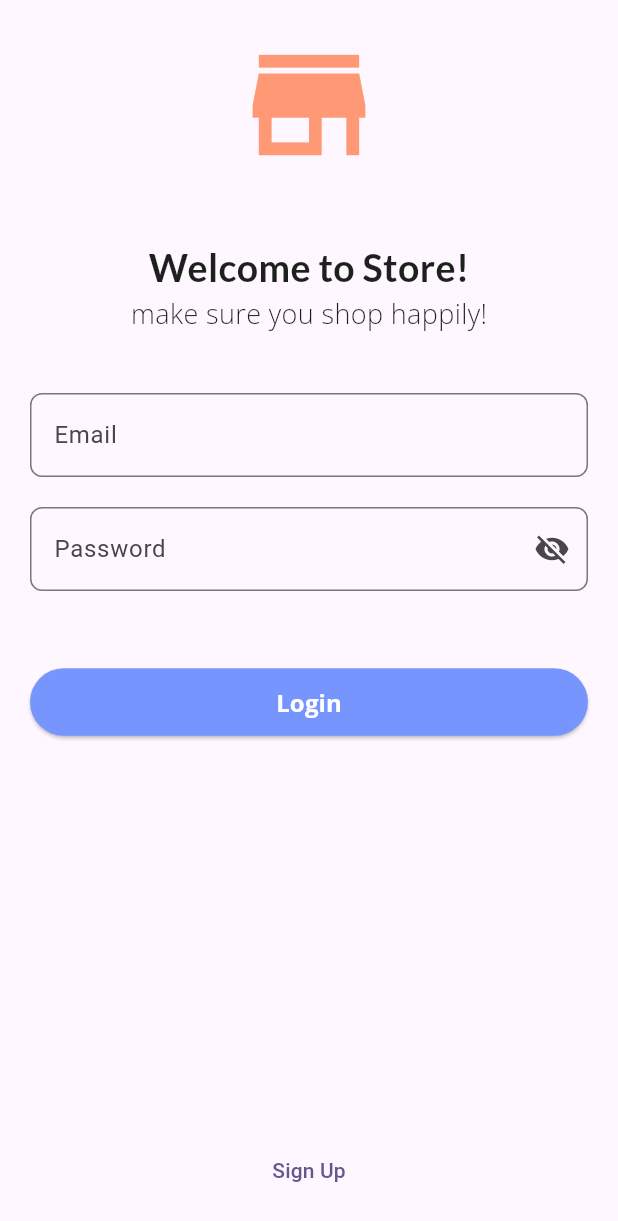
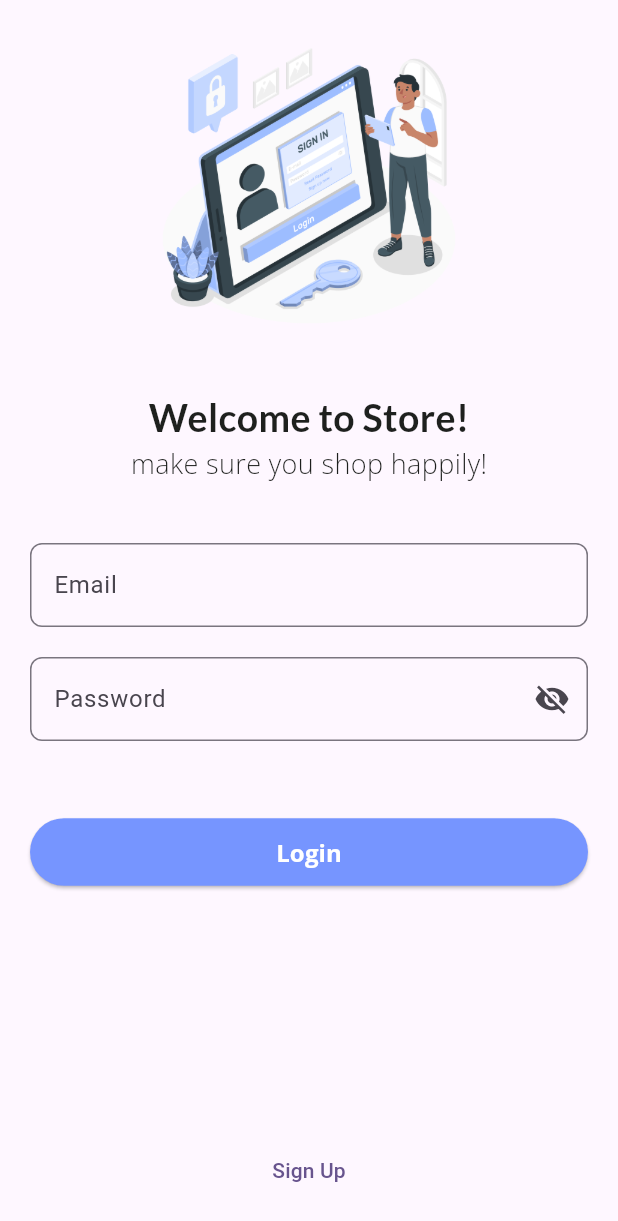
Before and after one commit to kabitacode/flutter_app, a Flutter app: the screen it shows after launch, on a phone screen of 412 x 824 dp. Shown: the top 1221 px of the screen. Run offline on Flutter 3.47's test engine with Material 3 defaults, Android fonts, the phone set to English and light mode, and no system bars; our stand-ins replace google_fonts, lottie, shared_preferences.

Commit message:
add logo

```diff
--- a/lib/screen/login/login_screen.dart
+++ b/lib/screen/login/login_screen.dart
@@ -68,13 +68,12 @@ class _LoginScreenState extends State<LoginScreen> {
           child: Column(
             children: [
               Container(
-                margin: const EdgeInsets.only(bottom: 40),
-                child: const Icon(
-                  Icons.store,
-                  color: colorOrange,
-                  size: 100,
-                ),
-              ),
+                  margin: const EdgeInsets.only(bottom: 40),
+                  child: Image.asset(
+                    'assets/images/logo-login.png',
+                    width: 200,
+                    height: 200,
+                  )),
               Container(
                 margin: const EdgeInsets.only(bottom: 0),
                 child: Text(
```
